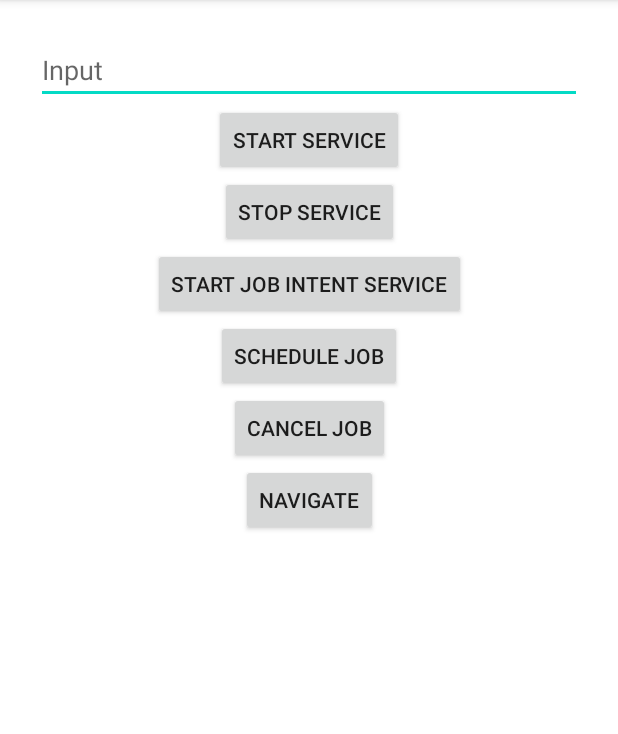
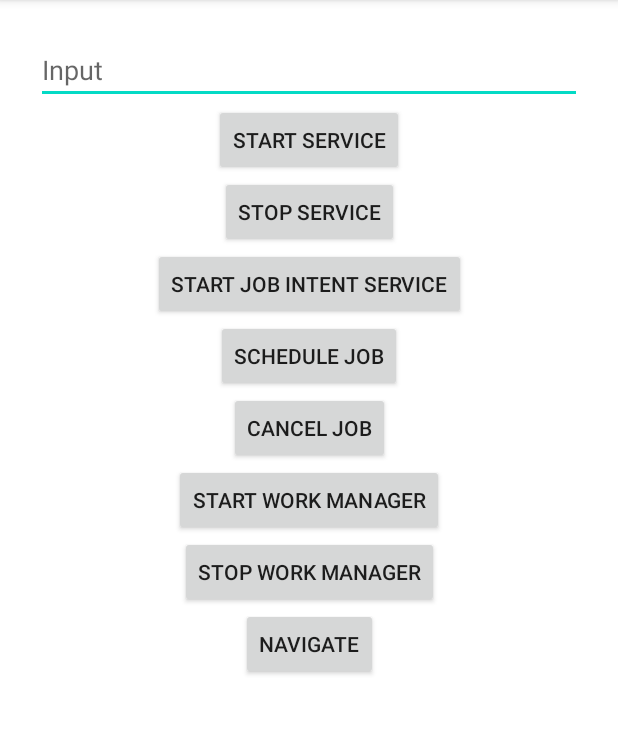
Before and after one commit to itzikpich/Services-Threads-Receivers, an Android app: the screen it shows after launch (MainActivity), on a phone screen of 412 x 824 dp, the part 84-818 px from its top. Run offline under Robolectric (Android 15) with nearby library versions, the phone set to English and light mode, and no system bars.

Commit message:
added work manager

```diff
--- a/app/src/main/res/layout/activity_main.xml
+++ b/app/src/main/res/layout/activity_main.xml
@@ -73,12 +73,34 @@
         />
 
     <androidx.appcompat.widget.AppCompatButton
+        android:id="@+id/startworkmanager"
+        android:layout_width="wrap_content"
+        android:layout_height="wrap_content"
+        android:onClick="startWorkManager"
+        android:text="start work manager"
+        app:layout_constraintTop_toBottomOf="@id/canceljob"
+        app:layout_constraintStart_toStartOf="@id/edittext"
+        app:layout_constraintEnd_toEndOf="@id/edittext"
+        />
+
+    <androidx.appcompat.widget.AppCompatButton
+        android:id="@+id/stopWorkManager"
+        android:layout_width="wrap_content"
+        android:layout_height="wrap_content"
+        android:onClick="stopWorkManager"
+        android:text="stop work manager"
+        app:layout_constraintTop_toBottomOf="@id/startworkmanager"
+        app:layout_constraintStart_toStartOf="@id/edittext"
+        app:layout_constraintEnd_toEndOf="@id/edittext"
+        />
+
+    <androidx.appcompat.widget.AppCompatButton
         android:id="@+id/navigate"
         android:layout_width="wrap_content"
         android:layout_height="wrap_content"
         android:onClick="navigate"
         android:text="navigate"
-        app:layout_constraintTop_toBottomOf="@id/canceljob"
+        app:layout_constraintTop_toBottomOf="@id/stopWorkManager"
         app:layout_constraintStart_toStartOf="@id/edittext"
         app:layout_constraintEnd_toEndOf="@id/edittext"
         />
```
Also changed, not shown: app/build.gradle (+6 -1 lines), app/src/main/java/com/itzikpich/servicesbroadcastsandmanagers/services/MainActivity.kt (+47 -0 lines), app/src/main/java/com/itzikpich/servicesbroadcastsandmanagers/services/MainWorker.kt (added, +39 -0 lines).
